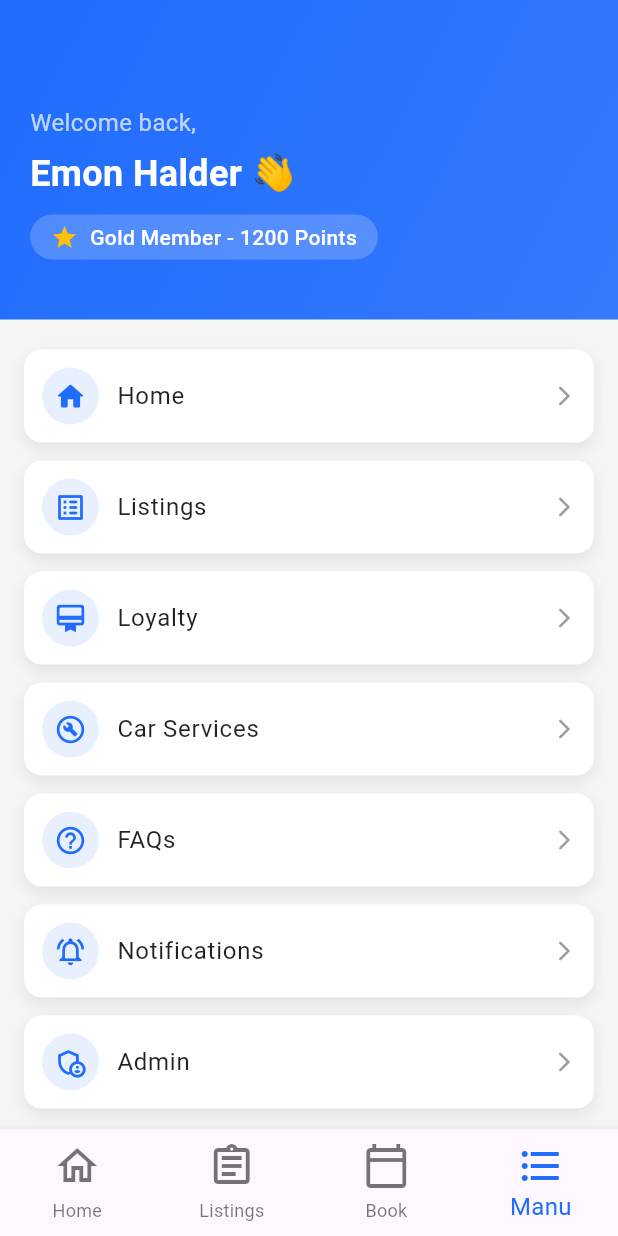
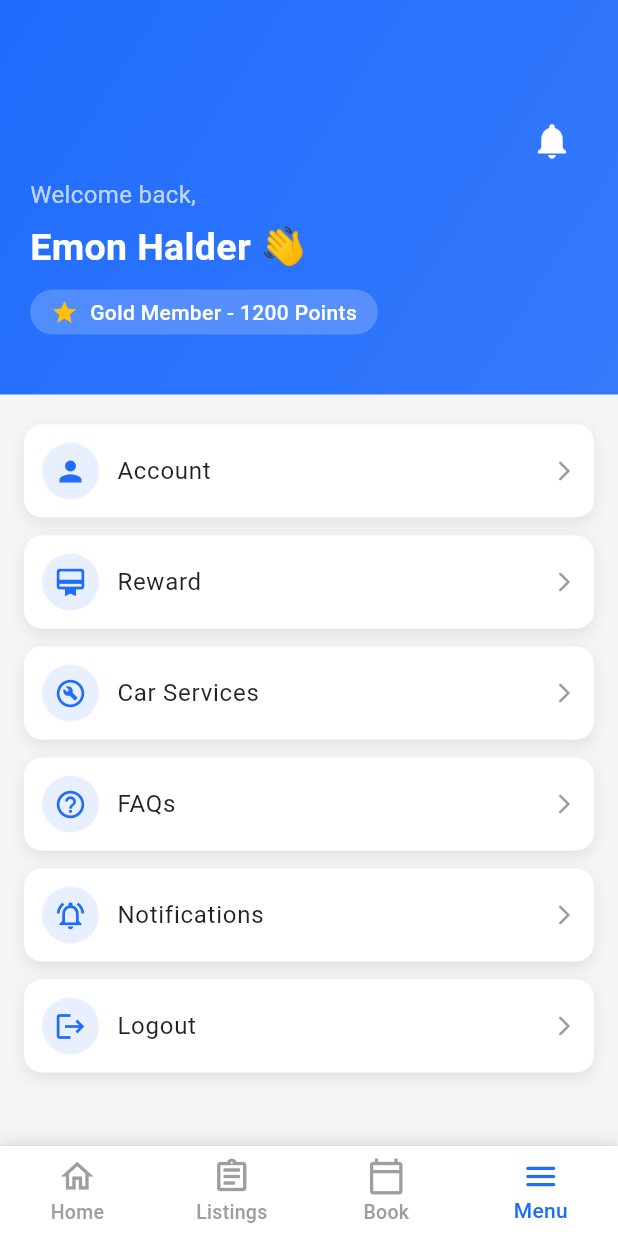
Before and after one commit to MTS-Services/Batteryqk_web-version-App-, a Flutter app: the screen it shows after launch, item 4 of the bottom bar chosen, on a phone screen of 412 x 824 dp. Run offline on Flutter 3.47's test engine with Material 3 defaults, Android fonts, the phone set to English and light mode, and no system bars.

Commit message:
again menu updated

```diff
--- a/lib/common/widgets/custom_bottom_navigation_bar.dart
+++ b/lib/common/widgets/custom_bottom_navigation_bar.dart
@@ -12,38 +12,74 @@ class CustomBottomNavigationBar extends StatefulWidget {
 }
 
 class _CustomBottomNavigationBarState extends State<CustomBottomNavigationBar> {
-  int _currenIndex = 0;
-  List pageLink = [
-    HomeScreen(),
-    Container(color: Colors.yellow),
-    Container(color: Colors.green),
-    MenuScreen()
+  int _currentIndex = 0;
 
+  final List<Widget> _pages = [
+    const HomeScreen(),
+    const ColoredBox(color: Colors.yellow),
+    const ColoredBox(color: Colors.green),
+    const MenuScreen(),
   ];
 
   @override
   Widget build(BuildContext context) {
     return Scaffold(
-      body: pageLink[_currenIndex],
-      bottomNavigationBar: BottomNavigationBar(
+      body: AnimatedSwitcher(
+        duration: const Duration(milliseconds: 300),
+        child: _pages[_currentIndex],
+      ),
+      bottomNavigationBar: Container(
+        decoration: BoxDecoration(
+          color: Colors.white,
+          boxShadow: [
+            BoxShadow(
+              blurRadius: 8,
+              color: Colors.black12,
+              offset: Offset(0, -2),
+            ),
+          ],
+        ),
+        child: BottomNavigationBar(
           type: BottomNavigationBarType.fixed,
-          iconSize: 32,
-          selectedFontSize: 16,
-          selectedIconTheme: IconThemeData(
-          ),
-          currentIndex: _currenIndex,
-          selectedItemColor: AppColor.appGreenColor,
-          onTap: (index){
+          currentIndex: _currentIndex,
+          onTap: (index) {
             setState(() {
-              _currenIndex = index;
+              _currentIndex = index;
             });
           },
+          backgroundColor: Colors.white,
+          selectedItemColor: AppColor.appGreenColor,
+          unselectedItemColor: Colors.grey.shade500,
+          selectedFontSize: 14,
+          unselectedFontSize: 13,
+          showUnselectedLabels: true,
+          elevation: 1,
+          iconSize: 26,
+          selectedLabelStyle: const TextStyle(
+            fontWeight: FontWeight.w500,
+            letterSpacing: 0.2,
+          ),
+          unselectedLabelStyle: const TextStyle(fontWeight: FontWeight.w500),
           items: const [
-BottomNavigationBarItem(icon: Icon(Icons.home_outlined,),label: 'Home'),
-BottomNavigationBarItem(icon: Icon(Icons.assignment_outlined),label: 'Listings'),
-BottomNavigationBarItem(icon: Icon(Icons.calendar_today_outlined),label: 'Book'),
-BottomNavigationBarItem(icon: Icon(Icons.format_list_bulleted_outlined),label: 'Manu'),
-      ]),
+            BottomNavigationBarItem(
+              icon: Icon(Icons.home_outlined),
+              label: 'Home',
+            ),
+            BottomNavigationBarItem(
+              icon: Icon(Icons.assignment_outlined),
+              label: 'Listings',
+            ),
+            BottomNavigationBarItem(
+              icon: Icon(Icons.calendar_today_outlined),
+              label: 'Book',
+            ),
+            BottomNavigationBarItem(
+              icon: Icon(Icons.menu_rounded),
+              label: 'Menu',
+            ),
+          ],
+        ),
+      ),
     );
   }
 }
--- a/lib/features/authentication/views/menu_screen.dart
+++ b/lib/features/authentication/views/menu_screen.dart
@@ -12,7 +12,7 @@ class MenuScreen extends StatefulWidget {
 class _MenuScreenState extends State<MenuScreen> {
   final pageList = [
     Container(),
-    Scaffold(body: Container(color: Colors.red)),
+    // Scaffold(body: Container(color: Colors.red)),
     Points(),
     Container(),
     Container(),
@@ -21,23 +21,21 @@ class _MenuScreenState extends State<MenuScreen> {
   ];
 
   final _title = [
-    'Home',
-    'Listings',
-    'Loyalty',
+    'Account',
+    'Reward',
     'Car Services',
     'FAQs',
     'Notifications',
-    'Admin',
+    'Logout',
   ];
 
   final _icons = [
-    Icons.home_rounded,
-    Icons.list_alt_rounded,
+    Icons.person,
     Icons.card_membership_rounded,
     Icons.build_circle_outlined,
     Icons.help_outline_rounded,
     Icons.notifications_active_outlined,
-    Icons.admin_panel_settings_outlined,
+    Icons.logout,
   ];
 
   final Color primaryColor = const Color(0xFF206CFD);
@@ -62,6 +60,17 @@ class _MenuScreenState extends State<MenuScreen> {
             child: Column(
               crossAxisAlignment: CrossAxisAlignment.start,
               children: [
+                Align(
+                  alignment: AlignmentDirectional(1, 0),
+                  child: IconButton(
+                    onPressed: () {},
+                    icon: Icon(
+                      Icons.notifications,
+                      color: Colors.white,
+                      size: 28,
+                    ),
+                  ),
+                ),
                 const Text(
                   'Welcome back,',
                   style: TextStyle(fontSize: 16, color: Colors.white70),
@@ -70,11 +79,12 @@ class _MenuScreenState extends State<MenuScreen> {
                 const Text(
                   'Emon Halder 👋',
                   style: TextStyle(
-                    fontSize: 24,
+                    fontSize: 25,
                     fontWeight: FontWeight.bold,
                     color: Colors.white,
                   ),
                 ),
+
                 const SizedBox(height: 10),
                 Container(
                   padding: const EdgeInsets.symmetric(
```
